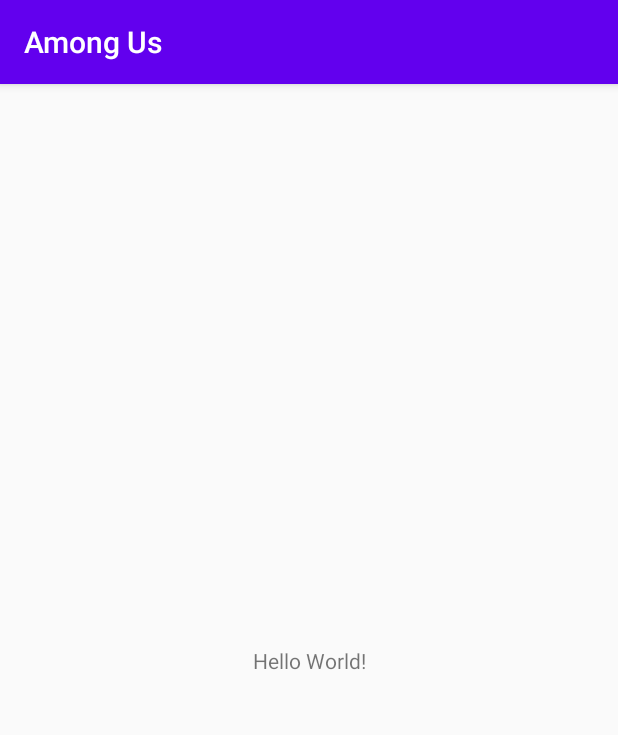
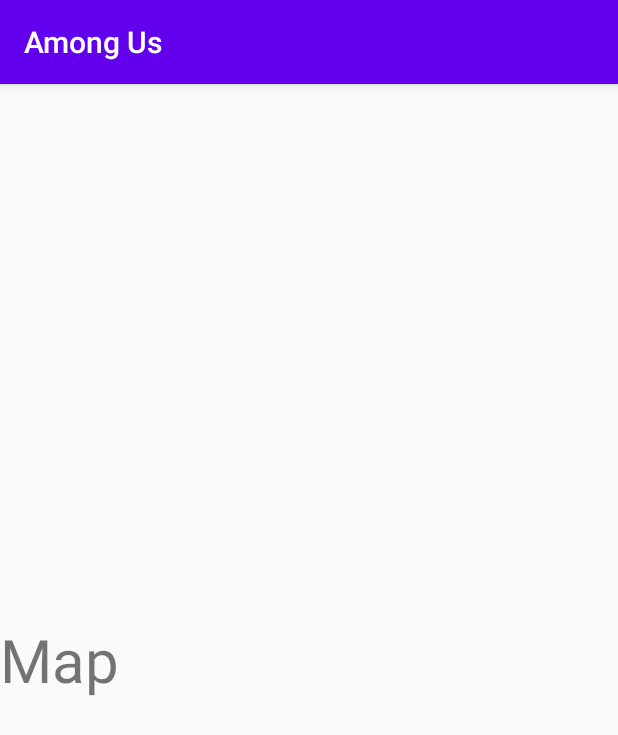
Before and after one commit to alfielytorres/Among-Us, an Android app: the screen it shows after launch (MainActivity), on a phone screen of 412 x 824 dp. Shown: the top 735 px of the screen. Run offline under Robolectric (Android 15) with nearby library versions, the phone set to English and light mode, and no system bars; our stand-ins replace data binding.

Commit message:
fixed data binding and navHostController

```diff
--- a/app/app/build.gradle
+++ b/app/app/build.gradle
@@ -44,6 +44,7 @@ dependencies {
     implementation 'androidx.constraintlayout:constraintlayout:1.1.3'
 
     //test implementation
+    implementation 'androidx.legacy:legacy-support-v4:1.0.0'
     testImplementation 'junit:junit:4.12'
     androidTestImplementation 'androidx.test.ext:junit:1.1.1'
     androidTestImplementation 'androidx.test.espresso:espresso-core:3.2.0'
--- /dev/null
+++ b/app/app/src/main/java/com/alfietorres/amongus/MapFragment.kt
@@ -0,0 +1,30 @@
+package com.alfietorres.amongus
+
+import android.os.Bundle
+import androidx.fragment.app.Fragment
+import android.view.LayoutInflater
+import android.view.View
+import android.view.ViewGroup
+import android.widget.TextView
+import androidx.databinding.DataBindingUtil
+import com.alfietorres.amongus.databinding.FragmentMapBinding
+
+/**
+ * A simple [Fragment] subclass.
+ */
+class MapFragment : Fragment() {
+
+    override fun onCreateView(
+        inflater: LayoutInflater, container: ViewGroup?,
+        savedInstanceState: Bundle?
+    ): View? {
+        val binding: FragmentMapBinding = DataBindingUtil.inflate(
+            inflater,
+            R.layout.fragment_map,
+            container,
+            false
+        )
+        return binding.root
+    }
+
+}
--- a/app/app/src/main/res/layout/activity_main.xml
+++ b/app/app/src/main/res/layout/activity_main.xml
@@ -8,14 +8,14 @@
     android:layout_height="match_parent"
     tools:context=".MainActivity">
 
-    <TextView
-        android:layout_width="wrap_content"
-        android:layout_height="wrap_content"
-        android:text="Hello World!"
-        app:layout_constraintBottom_toBottomOf="parent"
-        app:layout_constraintLeft_toLeftOf="parent"
-        app:layout_constraintRight_toRightOf="parent"
-        app:layout_constraintTop_toTopOf="parent" />
+    <fragment
+        android:id="@+id/myNavHostFragment"
+        android:name="androidx.navigation.fragment.NavHostFragment"
+        android:layout_width="match_parent"
+        android:layout_height="match_parent"
+        app:navGraph="@navigation/navigation"
+        app:defaultNavHost="true"
+        />
 
 </androidx.constraintlayout.widget.ConstraintLayout>
 </layout>
--- /dev/null
+++ b/app/app/src/main/res/layout/fragment_map.xml
@@ -0,0 +1,13 @@
+<?xml version="1.0" encoding="utf-8"?>
+<layout>
+<androidx.constraintlayout.widget.ConstraintLayout
+    xmlns:android="http://schemas.android.com/apk/res/android" android:layout_width="match_parent"
+    android:layout_height="match_parent">
+    <TextView
+        android:layout_width="match_parent"
+        android:gravity="center_vertical"
+        android:textSize="40dp"
+        android:layout_height="match_parent"
+        android:text="Map"></TextView>
+</androidx.constraintlayout.widget.ConstraintLayout>
+</layout>
--- /dev/null
+++ b/app/app/src/main/res/navigation/navigation.xml
@@ -0,0 +1,10 @@
+<?xml version="1.0" encoding="utf-8"?>
+<navigation xmlns:android="http://schemas.android.com/apk/res/android"
+    xmlns:app="http://schemas.android.com/apk/res-auto" android:id="@+id/navigation"
+    app:startDestination="@id/mapFragment">
+
+    <fragment
+        android:id="@+id/mapFragment"
+        android:name="com.alfietorres.amongus.MapFragment"
+        android:label="MapFragment" />
+</navigation>
--- a/app/app/src/main/res/values/strings.xml
+++ b/app/app/src/main/res/values/strings.xml
@@ -1,3 +1,6 @@
 <resources>
     <string name="app_name">Among Us</string>
+
+    <!-- TODO: Remove or change this placeholder text -->
+    <string name="hello_blank_fragment">Hello blank fragment</string>
 </resources>
```
